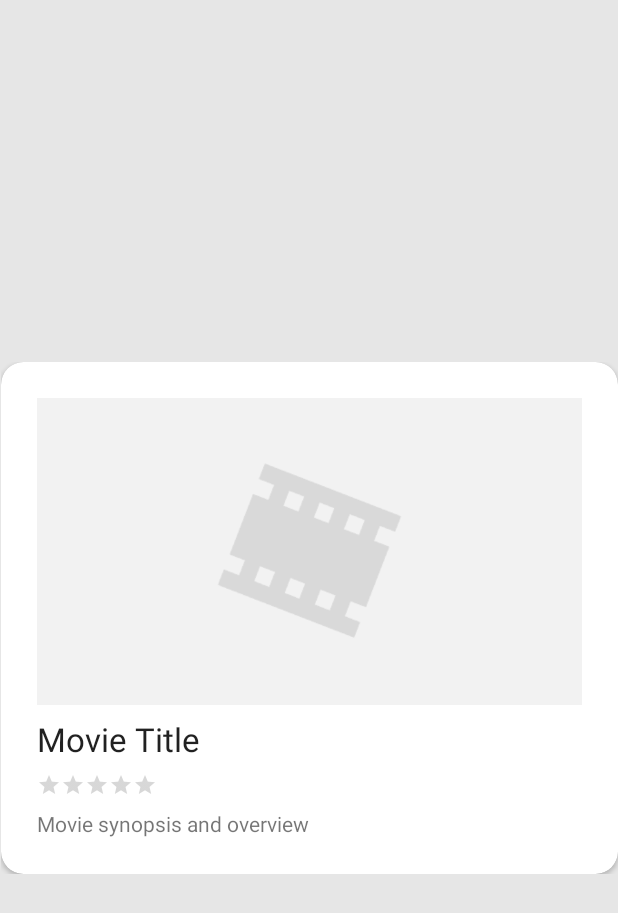
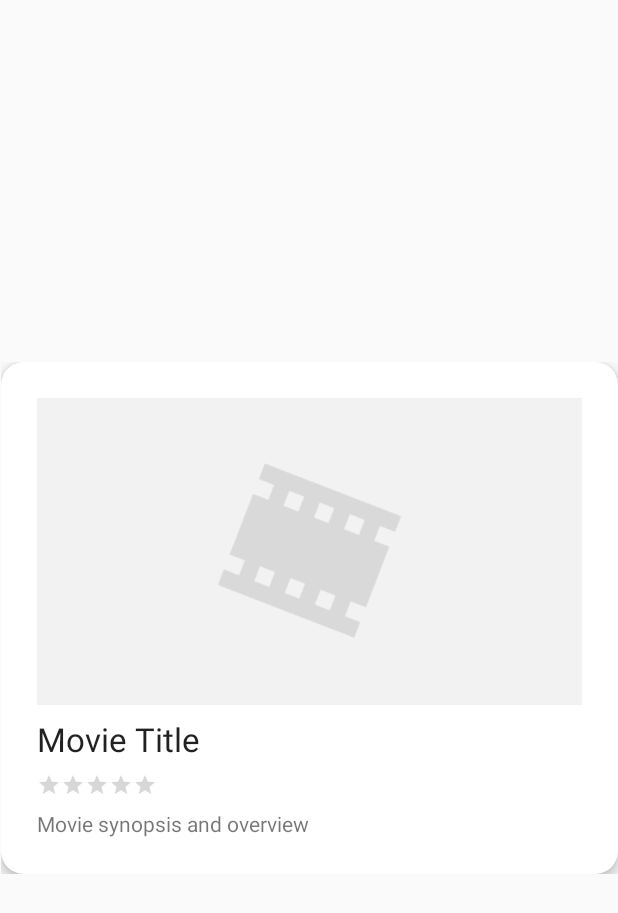
Before and after one commit to CaioDCosta/Flix, an Android app: the layout activity_movie_detail.xml on its own in the app's theme, with its tools: preview values and no code run, on a phone screen of 412 x 824 dp. Shown: the top 913 px of the screen. Run offline under Robolectric (Android 15) with nearby library versions, the phone set to English and light mode, and no system bars.

Commit message:
UI even more nice stuff (Translucent overlay for details)

```diff
--- a/app/src/main/AndroidManifest.xml
+++ b/app/src/main/AndroidManifest.xml
@@ -11,7 +11,7 @@
         android:roundIcon="@mipmap/ic_launcher_round"
         android:supportsRtl="true"
         android:theme="@style/Theme.AppCompat.Light.NoActionBar">
-        <activity android:name=".MovieDetail">
+        <activity android:name=".MovieDetail" android:theme="@style/Theme.AppCompat.Translucent">
             <intent-filter>
                 <action android:name="android.intent.action.VIEW"/>
                 <category android:name="android.intent.category.DEFAULT" />
--- a/app/src/main/java/com/example/flix/MovieDetail.java
+++ b/app/src/main/java/com/example/flix/MovieDetail.java
@@ -3,6 +3,7 @@ package com.example.flix;
 import android.os.Bundle;
 import android.support.v7.app.AppCompatActivity;
 import android.util.Log;
+import android.view.View;
 import android.widget.ImageView;
 import android.widget.RatingBar;
 import android.widget.TextView;
@@ -56,4 +57,10 @@ public class MovieDetail extends AppCompatActivity {
 		Glide.with(ivBackdropImage.getContext()).load(imageUrl).bitmapTransform(new RoundedCornersTransformation(ivBackdropImage.getContext(), radius, margin))
 				.placeholder(R.drawable.flicks_backdrop_placeholder).error(R.drawable.flicks_backdrop_placeholder).into(ivBackdropImage);
 	}
+
+	@Override
+	protected void onResume() {
+		super.onResume();
+		this.getWindow().setUiOptions(View.SYSTEM_UI_FLAG_FULLSCREEN);
+	}
 }
--- a/app/src/main/res/layout/activity_movie_detail.xml
+++ b/app/src/main/res/layout/activity_movie_detail.xml
@@ -4,7 +4,8 @@
     xmlns:tools="http://schemas.android.com/tools"
     android:layout_width="match_parent"
     android:layout_height="match_parent"
-    android:background="#E6E6E6">
+    android:background="#00000000"
+    android:fitsSystemWindows="true">
 
     <ScrollView
         android:layout_width="wrap_content"
@@ -20,7 +21,9 @@
             padding="10dp"
             android:layout_width="wrap_content"
             android:layout_height="wrap_content"
-            app:cardCornerRadius="15dp">
+            app:cardCornerRadius="15dp"
+            app:cardElevation="5dp"
+            app:cardMaxElevation="5dp">
 
             <android.support.constraint.ConstraintLayout
                 android:layout_width="match_parent"
--- a/app/src/main/res/values/styles.xml
+++ b/app/src/main/res/values/styles.xml
@@ -8,4 +8,11 @@
         <item name="colorAccent">@color/colorAccent</item>
     </style>
 
+    <style name="Theme.AppCompat.Translucent" parent="Theme.AppCompat.NoActionBar">
+        <item name="android:background">#1ACCCCCC</item>
+        <item name="android:windowNoTitle">true</item>
+        <item name="android:windowBackground">@android:color/transparent</item>
+        <item name="android:colorBackgroundCacheHint">@null</item>
+        <item name="android:windowIsTranslucent">true</item>
+    </style>
 </resources>
```
